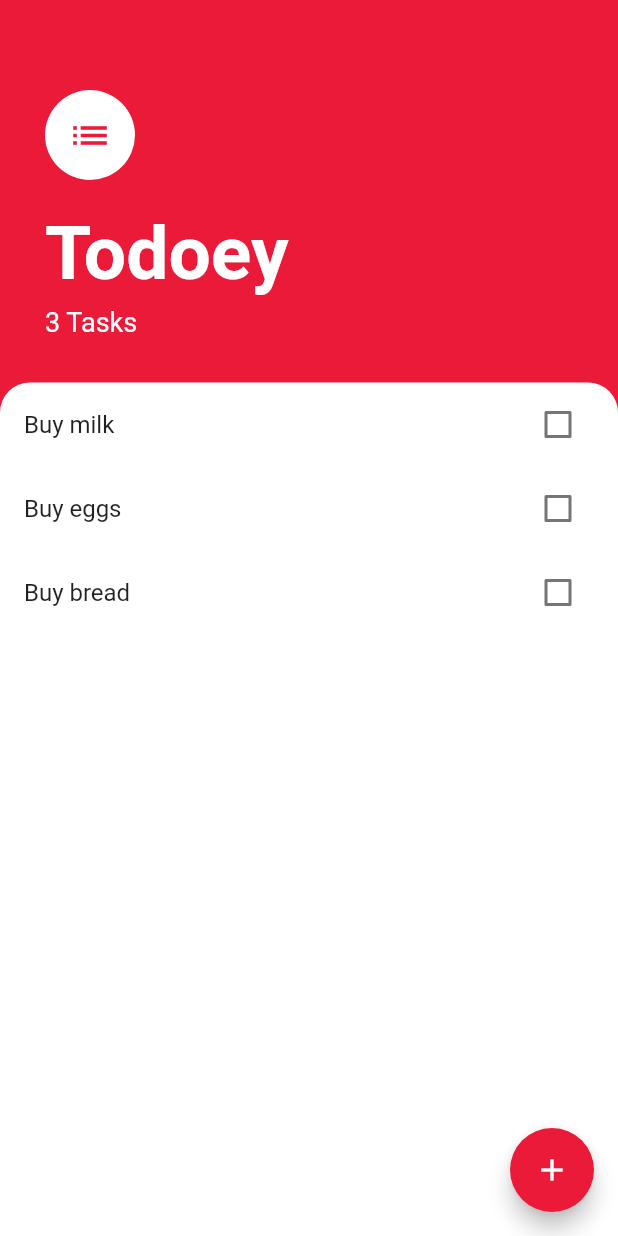
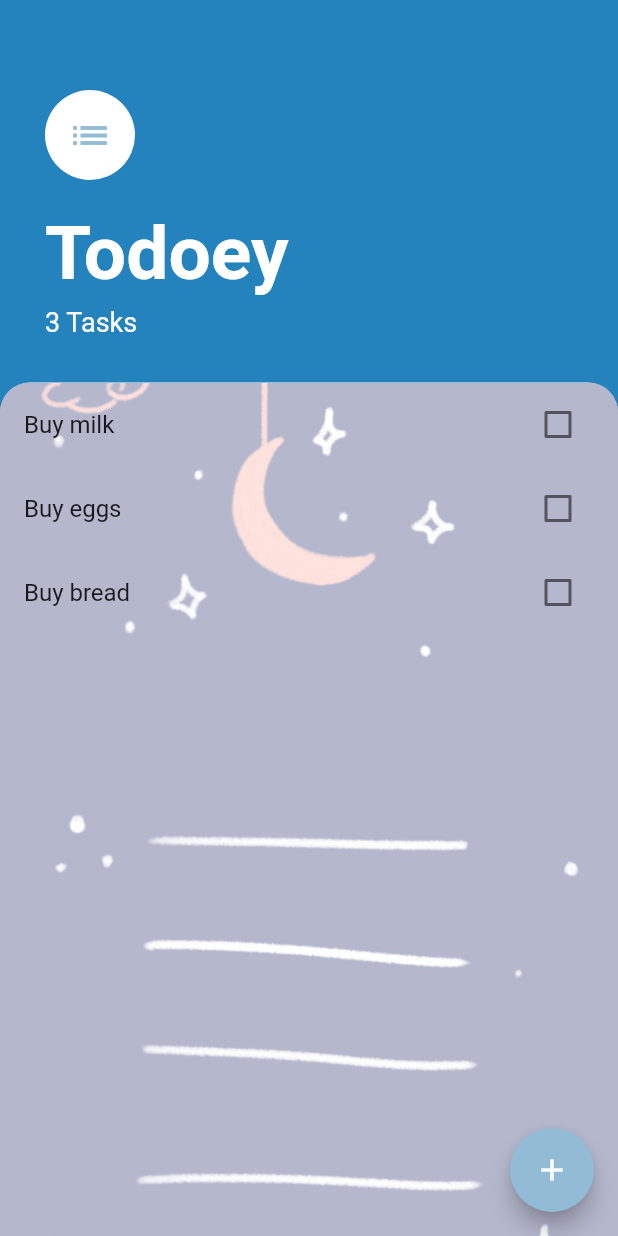
Before and after one commit to SivaranjanVithushan/todolist, a Flutter app: the screen it shows after launch, on a phone screen of 412 x 824 dp. Run offline on Flutter 3.47's test engine with Material 2 defaults, Android fonts, the phone set to English and light mode, and no system bars.

Commit message:
add images for background

```diff
--- a/lib/screens/tasks_screen.dart
+++ b/lib/screens/tasks_screen.dart
@@ -10,7 +10,7 @@ class TasksScreen extends StatelessWidget {
   @override
   Widget build(BuildContext context) {
     return Scaffold(
-      backgroundColor: const Color.fromARGB(255, 236, 26, 57),
+      backgroundColor: Color.fromARGB(255, 36, 130, 189),
       floatingActionButton: FloatingActionButton(
           onPressed: () {
             showModalBottomSheet(
@@ -25,7 +25,7 @@ class TasksScreen extends StatelessWidget {
               ),
             );
           },
-          backgroundColor: const Color.fromARGB(255, 236, 26, 57),
+          backgroundColor: Color.fromARGB(255, 146, 187, 213),
           child: const Icon(Icons.add)),
       body: Column(
         crossAxisAlignment: CrossAxisAlignment.start,
@@ -40,7 +40,7 @@ class TasksScreen extends StatelessWidget {
                   backgroundColor: Colors.white,
                   radius: 30.0,
                   child: Icon(Icons.list,
-                      size: 30.0, color: Color.fromARGB(255, 236, 26, 57)),
+                      size: 30.0, color: Color.fromARGB(255, 146, 187, 213)),
                 ),
                 const SizedBox(height: 20.0),
                 const Text(
@@ -65,13 +65,18 @@ class TasksScreen extends StatelessWidget {
           Expanded(
             child: Container(
               decoration: const BoxDecoration(
+                image: DecorationImage(
+                  opacity: 0.5,
+                  image: AssetImage("images/BG.PNG"),
+                  fit: BoxFit.cover,
+                ),
                 borderRadius: BorderRadius.only(
                   topLeft: Radius.circular(20.0),
                   topRight: Radius.circular(20.0),
                 ),
                 color: Colors.white,
               ),
-              child: TaskList(),
+              child: const TaskList(),
             ),
           ),
         ],
--- a/pubspec.yaml
+++ b/pubspec.yaml
@@ -28,8 +28,8 @@ flutter:
 
   uses-material-design: true
 
-  # assets:
-  #   - images/a_dot_burr.jpeg
+  assets:
+    - images/
 
   # fonts:
   #   - family: Schyler
```
Also changed, not shown: images/BG.PNG (added).
